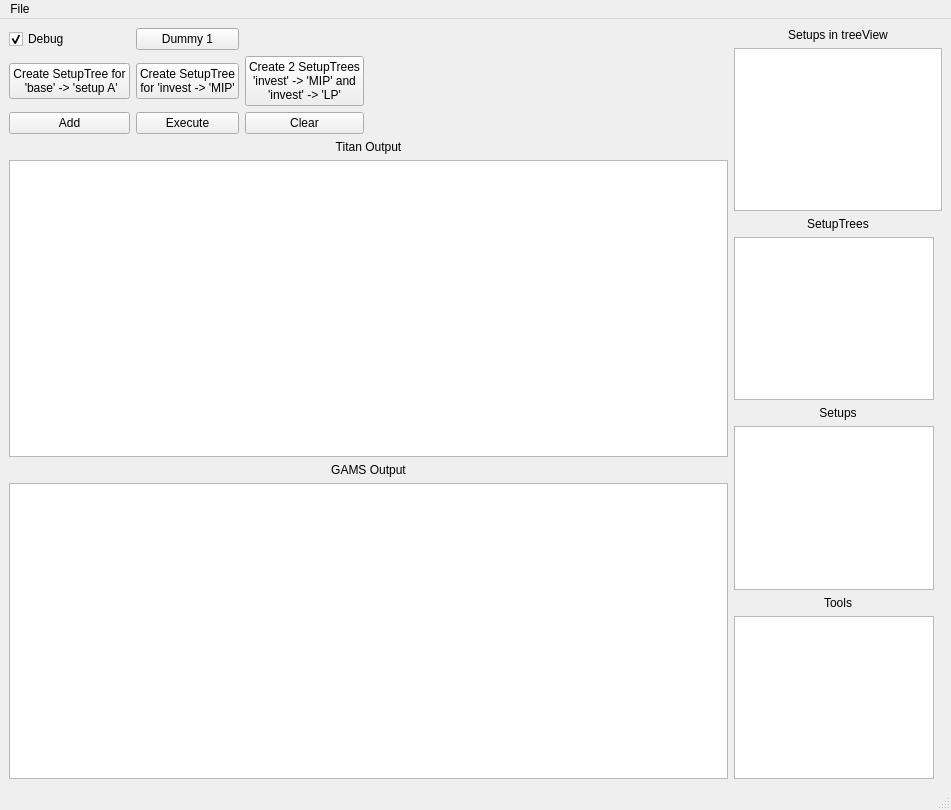
Old version of the form titan/ui/main.ui in the repository Fijishi-Enterprises/GENO-Energy-Optimization.
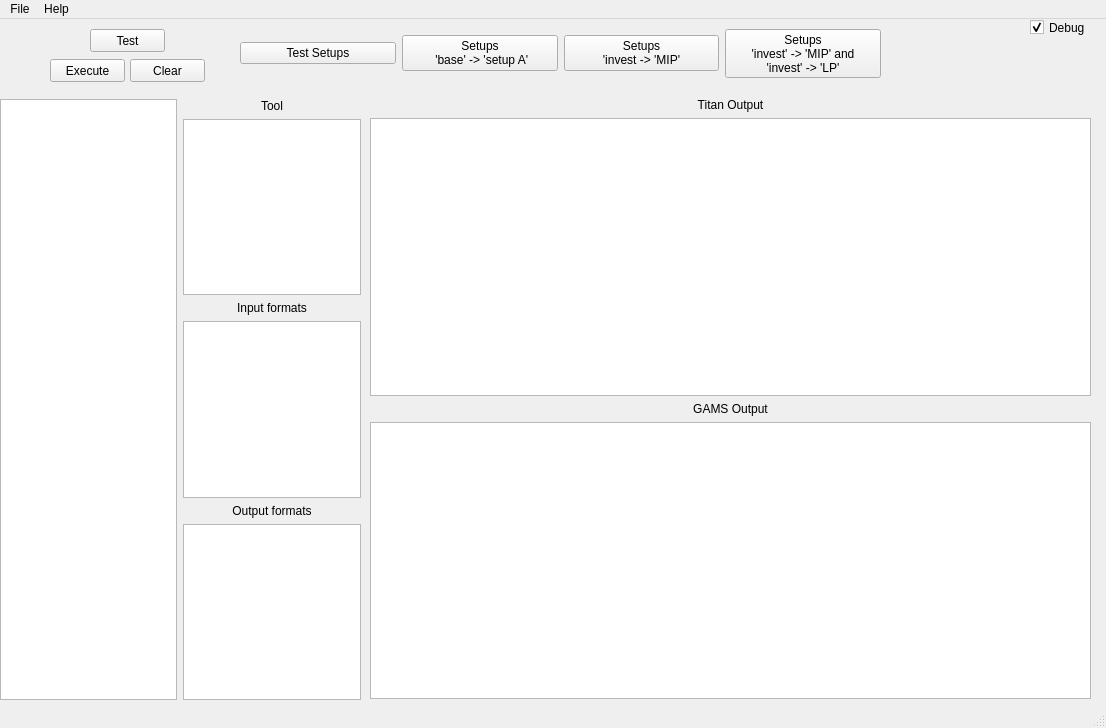
New version of the form.

Commit message: GUI changes, code clarifications, and all test Setups now run with QTreeView. SetupTree class is now obsolete.

Patch:
```diff
--- a/titan/ui/main.ui
+++ b/titan/ui/main.ui
@@ -6,8 +6,8 @@
    <rect>
     <x>0</x>
     <y>0</y>
-    <width>951</width>
-    <height>810</height>
+    <width>1106</width>
+    <height>728</height>
    </rect>
   </property>
   <property name="minimumSize">
@@ -20,18 +20,90 @@
    <string>Sceleton Titan</string>
   </property>
   <widget class="QWidget" name="centralwidget">
-   <layout class="QGridLayout" name="gridLayout">
-    <item row="0" column="0">
-     <layout class="QGridLayout" name="gridLayout_2">
-      <item row="3" column="0">
-       <widget class="QPushButton" name="pushButton_add">
+   <widget class="QWidget" name="horizontalLayoutWidget">
+    <property name="geometry">
+     <rect>
+      <x>0</x>
+      <y>80</y>
+      <width>361</width>
+      <height>601</height>
+     </rect>
+    </property>
+    <layout class="QHBoxLayout" name="horizontalLayout">
+     <item>
+      <widget class="QTreeView" name="treeView_setups"/>
+     </item>
+     <item>
+      <layout class="QVBoxLayout" name="verticalLayout_2">
+       <item>
+        <widget class="QLabel" name="label_3">
         <property name="text">
-         <string>Add</string>
-        </property>
-       </widget>
-      </item>
-      <item row="0" column="0">
+          <string>Tool</string>
+         </property>
+         <property name="alignment">
+          <set>Qt::AlignCenter</set>
+         </property>
+        </widget>
+       </item>
+       <item>
+        <widget class="QListView" name="listView_tools">
+         <property name="maximumSize">
+          <size>
+           <width>200</width>
+           <height>16777215</height>
+          </size>
+         </property>
+        </widget>
+       </item>
+       <item>
+        <widget class="QLabel" name="label_4">
+         <property name="text">
+          <string>Input formats</string>
+         </property>
+         <property name="alignment">
+          <set>Qt::AlignCenter</set>
+         </property>
+        </widget>
+       </item>
+       <item>
+        <widget class="QListView" name="listView_dataformats_input">
+         <property name="maximumSize">
+          <size>
+           <width>200</width>
+           <height>16777215</height>
+          </size>
+         </property>
+        </widget>
+       </item>
+       <item>
+        <widget class="QLabel" name="label_5">
+         <property name="text">
+          <string>Output formats</string>
+         </property>
+         <property name="alignment">
+          <set>Qt::AlignCenter</set>
+         </property>
+        </widget>
+       </item>
+       <item>
+        <widget class="QListView" name="listView_dataformats_output"/>
+       </item>
+      </layout>
+     </item>
+    </layout>
+   </widget>
        <widget class="QCheckBox" name="checkBox_debug">
+    <property name="geometry">
+     <rect>
+      <x>1030</x>
+      <y>0</y>
+      <width>61</width>
+      <height>17</height>
+     </rect>
+    </property>
+    <property name="layoutDirection">
+     <enum>Qt::LeftToRight</enum>
+    </property>
         <property name="text">
          <string>Debug</string>
         </property>
@@ -39,146 +111,98 @@
          <bool>true</bool>
         </property>
        </widget>
-      </item>
-      <item row="3" column="1">
-       <widget class="QPushButton" name="pushButton_execute">
-        <property name="text">
-         <string>Execute</string>
-        </property>
-       </widget>
-      </item>
-      <item row="2" column="0">
-       <widget class="QPushButton" name="pushButton_create_setuptree_1">
+   <widget class="QWidget" name="horizontalLayoutWidget_2">
+    <property name="geometry">
+     <rect>
+      <x>240</x>
+      <y>10</y>
+      <width>641</width>
+      <height>49</height>
+     </rect>
+    </property>
+    <layout class="QGridLayout" name="gridLayout">
+     <item row="0" column="0">
+      <widget class="QPushButton" name="pushButton_create_test_setups">
         <property name="text">
-         <string>Create SetupTree for
- 'base' -&gt; 'setup A'</string>
+        <string>Test Setups</string>
         </property>
        </widget>
       </item>
-      <item row="2" column="1">
-       <widget class="QPushButton" name="pushButton_create_setuptree_2">
+     <item row="0" column="3">
+      <widget class="QPushButton" name="pushButton_create_setups_3">
         <property name="text">
-         <string>Create SetupTree 
-for 'invest -&gt; 'MIP'</string>
-        </property>
-       </widget>
-      </item>
-      <item row="2" column="2">
-       <widget class="QPushButton" name="pushButton_create_setuptree_3">
-        <property name="text">
-         <string>Create 2 SetupTrees
+        <string>Setups
 'invest' -&gt; 'MIP' and
 'invest' -&gt; 'LP'</string>
         </property>
        </widget>
       </item>
-      <item row="3" column="2">
-       <widget class="QPushButton" name="pushButton_clear_listview">
-        <property name="text">
-         <string>Clear</string>
-        </property>
-       </widget>
-      </item>
-      <item row="2" column="3">
-       <spacer name="horizontalSpacer_2">
-        <property name="orientation">
-         <enum>Qt::Horizontal</enum>
-        </property>
-        <property name="sizeHint" stdset="0">
-         <size>
-          <width>40</width>
-          <height>20</height>
-         </size>
-        </property>
-       </spacer>
-      </item>
       <item row="0" column="1">
-       <widget class="QPushButton" name="pushButton_dummy1">
+      <widget class="QPushButton" name="pushButton_create_setups_1">
         <property name="text">
-         <string>Dummy 1</string>
+        <string>Setups 
+ 'base' -&gt; 'setup A'</string>
         </property>
        </widget>
       </item>
-     </layout>
-    </item>
-    <item row="0" column="1" rowspan="2">
-     <layout class="QVBoxLayout" name="verticalLayout_2">
-      <item>
-       <widget class="QLabel" name="label_6">
+     <item row="0" column="2">
+      <widget class="QPushButton" name="pushButton_create_setups_2">
         <property name="text">
-         <string>Setups in treeView</string>
-        </property>
-        <property name="alignment">
-         <set>Qt::AlignCenter</set>
-        </property>
-       </widget>
-      </item>
-      <item>
-       <widget class="QTreeView" name="treeView_setups"/>
-      </item>
-      <item>
-       <widget class="QLabel" name="label_3">
+        <string>Setups
+'invest -&gt; 'MIP'</string>
+       </property>
+      </widget>
+     </item>
+    </layout>
+   </widget>
+   <widget class="QPushButton" name="pushButton_execute">
+    <property name="geometry">
+     <rect>
+      <x>50</x>
+      <y>40</y>
+      <width>75</width>
+      <height>23</height>
+     </rect>
+    </property>
         <property name="text">
-         <string>SetupTrees</string>
-        </property>
-        <property name="alignment">
-         <set>Qt::AlignCenter</set>
-        </property>
-       </widget>
-      </item>
-      <item>
-       <widget class="QListView" name="listView_setuptrees">
-        <property name="maximumSize">
-         <size>
-          <width>200</width>
-          <height>16777215</height>
-         </size>
-        </property>
-       </widget>
-      </item>
-      <item>
-       <widget class="QLabel" name="label_4">
+     <string>Execute</string>
+    </property>
+   </widget>
+   <widget class="QPushButton" name="pushButton_clear">
+    <property name="geometry">
+     <rect>
+      <x>130</x>
+      <y>40</y>
+      <width>75</width>
+      <height>23</height>
+     </rect>
+    </property>
         <property name="text">
-         <string>Setups</string>
-        </property>
-        <property name="alignment">
-         <set>Qt::AlignCenter</set>
-        </property>
-       </widget>
-      </item>
-      <item>
-       <widget class="QListView" name="listView_setups">
-        <property name="maximumSize">
-         <size>
-          <width>200</width>
-          <height>16777215</height>
-         </size>
-        </property>
-       </widget>
-      </item>
-      <item>
-       <widget class="QLabel" name="label_5">
+     <string>Clear</string>
+    </property>
+   </widget>
+   <widget class="QPushButton" name="pushButton_test">
+    <property name="geometry">
+     <rect>
+      <x>90</x>
+      <y>10</y>
+      <width>75</width>
+      <height>23</height>
+     </rect>
+    </property>
         <property name="text">
-         <string>Tools</string>
-        </property>
-        <property name="alignment">
-         <set>Qt::AlignCenter</set>
-        </property>
-       </widget>
-      </item>
-      <item>
-       <widget class="QListView" name="listView_tools">
-        <property name="maximumSize">
-         <size>
-          <width>200</width>
-          <height>16777215</height>
-         </size>
-        </property>
-       </widget>
-      </item>
-     </layout>
-    </item>
-    <item row="1" column="0">
+     <string>Test</string>
+    </property>
+   </widget>
+   <widget class="QWidget" name="">
+    <property name="geometry">
+     <rect>
+      <x>370</x>
+      <y>79</y>
+      <width>721</width>
+      <height>601</height>
+     </rect>
+    </property>
      <layout class="QVBoxLayout" name="verticalLayout">
       <item>
        <widget class="QLabel" name="label">
@@ -221,15 +245,14 @@
        </widget>
       </item>
      </layout>
-    </item>
-   </layout>
+   </widget>
   </widget>
   <widget class="QMenuBar" name="menubar">
    <property name="geometry">
     <rect>
      <x>0</x>
      <y>0</y>
-     <width>951</width>
+     <width>1106</width>
      <height>21</height>
     </rect>
    </property>
@@ -239,7 +262,14 @@
     </property>
     <addaction name="action_quit"/>
    </widget>
+   <widget class="QMenu" name="menuHelp">
+    <property name="title">
+     <string>Help</string>
+    </property>
+    <addaction name="actionAbout"/>
+   </widget>
    <addaction name="menuSceleton_Titan"/>
+   <addaction name="menuHelp"/>
   </widget>
   <widget class="QStatusBar" name="statusbar"/>
   <action name="action_quit">
```
Left out of the diff: 40 changed lines with no effect on the pictures. Lines whose indentation alone changed are shown as unchanged. The commit also changes 7 other files.
